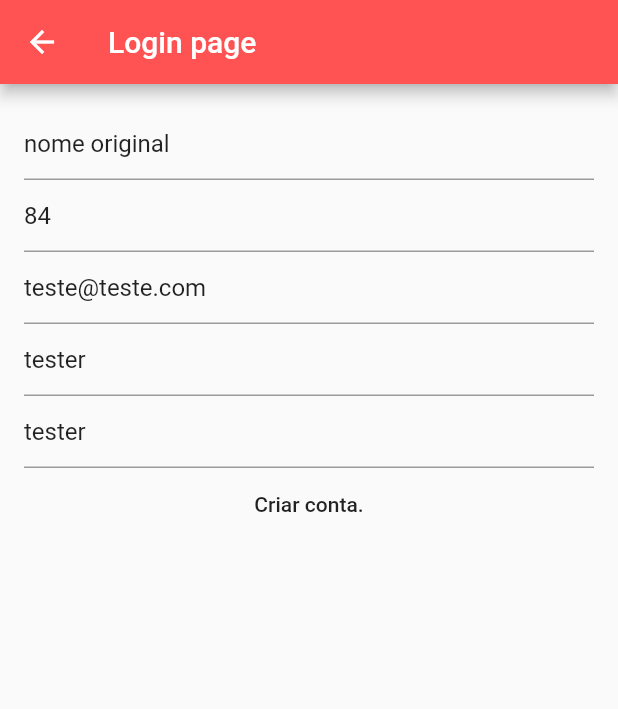
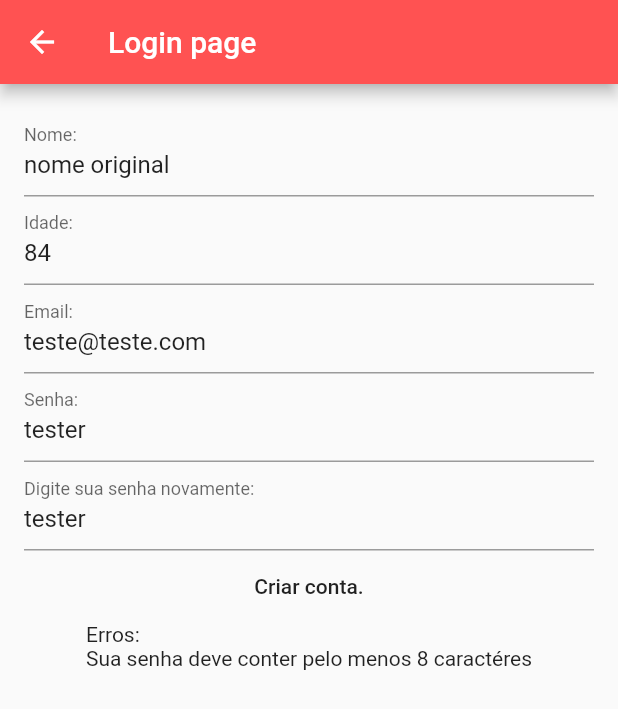
Before and after one commit to NegoPrograma/gamer-tinder, a Flutter app: the Register screen opened by its route, after a tap on "Criar conta.", on a phone screen of 412 x 824 dp. Shown: the top 709 px of the screen. Run offline on Flutter 3.47's test engine with Material 2 defaults, Android fonts, the phone set to English and light mode, and no system bars; our stand-ins replace cloud_firestore, firebase_auth, firebase_core, firebase_storage, flutter_signin_button, geolocator and 2 more; missing offline and left inert: location_permissions; accounts and stored records are empty.

Commit message:
added form validation to profile editing and registering.

```diff
--- a/lib/register.dart
+++ b/lib/register.dart
@@ -1,6 +1,8 @@
 // Copyright 2020, the Chromium project authors.  Please see the AUTHORS file
 // for details. All rights reserved. Use of this source code is governed by a
 // BSD-style license that can be found in the LICENSE file.
+
+import 'dart:async';
 
 import 'package:cloud_firestore/cloud_firestore.dart';
 import 'package:flutter/material.dart';
@@ -28,16 +30,80 @@ class Register extends StatefulWidget {
 }
 
 class _RegisterState extends State<Register> {
-  void validateAccount() async {
+  FirebaseAuth auth = FirebaseAuth.instance;
+  FirebaseFirestore db = FirebaseFirestore.instance;
+  List<String> errors = List<String>();
+  String _errorShowed = "";
+  void checkNullValues(String email, String name, String age, String password,
+      String passwordCopy) {
+    List<String> textFields = List<String>();
+    textFields.add(email);
+    textFields.add(age);
+    textFields.add(name);
+    textFields.add(password);
+    textFields.add(passwordCopy);
+    int i = 0;
+    while (i < textFields.length) {
+      if (textFields[i].isEmpty) {
+        errors.add("Preencha todos os campos.");
+        break;
+      }
+      i++;
+    }
+  }
+
+  void checkPasswordEqualValues(String password, String passwordCopy) {
+    if (!(password.contains(passwordCopy) &&
+        password.length == passwordCopy.length)) {
+      errors.add("As senhas preenchidas são diferentes!");
+    }
+  }
+
+  void checkValidLength(String name, String password) {
+    if (name.length < 3)
+      errors.add("Seu nome deve conter pelo menos 3 caractéres");
+    if (password.length < 8)
+      errors.add("Sua senha deve conter pelo menos 8 caractéres");
+  }
+
+  bool validateData(String email, String name, String age, String password,
+      String passwordCopy) {
+    checkNullValues(email, name, age, password, passwordCopy);
+    checkPasswordEqualValues(password, passwordCopy);
+    checkValidLength(name, password);
+    return errors.length < 0;
+  }
+
+  void callErrors() {
+    StringBuffer errorStringBuffer = StringBuffer();
+    errorStringBuffer.write("Erros: \n");
+    errors.forEach((error) {
+      errorStringBuffer.write(error);
+      errorStringBuffer.write("\n");
+    });
+
+    setState(() {
+      _errorShowed = errorStringBuffer.toString();
+    });
+
+    Timer(Duration(seconds: 10), () {
+      setState(() {
+        errors.removeRange(-1, errors.length);
+        _errorShowed = "";
+      });
+    });
+  }
+
+  void registerAccount() async {
     String email = widget._emailController.text;
     String name = widget._nameController.text;
     String age = widget._ageController.text;
     String password = widget._passwordController.text;
     String passwordCopy = widget._passwordCopyController.text;
-    FirebaseAuth auth = FirebaseAuth.instance;
-    FirebaseFirestore db = FirebaseFirestore.instance;
 
-    if (password == passwordCopy) {
+    bool dataIsValid =
+        await validateData(email, name, age, password, passwordCopy);
+    if (dataIsValid) {
       try {
         UserCredential userCredential = await auth
             .createUserWithEmailAndPassword(email: email, password: password);
@@ -55,19 +121,13 @@ class _RegisterState extends State<Register> {
             "longitude": userPos.longitude
           }
         };
-        print(
-            "------------------CREDENTIALSSSSSSSSSSSSSSSSSSSSSSSSSS----------" +
-                userCredential.user.uid);
-        await db
-            .collection("appUsers")
-            .doc(userCredential.user.uid)
-            .set(data)
-            .then((value) => print("------------USER ADDED------------"))
-            .catchError((onError) => print("deu merda: $onError"));
+        await db.collection("appUsers").doc(userCredential.user.uid).set(data);
         enterHomeScreen(context);
       } catch (e) {
-        print("operation faild: $e");
+        print("operation failed: $e");
       }
+    } else {
+      callErrors();
     }
   }
 
@@ -89,17 +149,36 @@ class _RegisterState extends State<Register> {
       ),
       body: Container(
         padding: EdgeInsets.all(16),
-        child: Column(
-          children: [
-            TextField(controller: widget._nameController),
-            TextField(controller: widget._ageController),
-            TextField(controller: widget._emailController),
-            TextField(controller: widget._passwordController),
-            TextField(controller: widget._passwordCopyController),
-            FlatButton(
-                onPressed: () => validateAccount(),
-                child: Text("Criar conta.")),
-          ],
+        child: SingleChildScrollView(
+          child: Column(
+            children: [
+              TextField(
+                controller: widget._nameController,
+                decoration: InputDecoration(labelText: "Nome:"),
+              ),
+              TextField(
+                controller: widget._ageController,
+                decoration: InputDecoration(labelText: "Idade:"),
+              ),
+              TextField(
+                controller: widget._emailController,
+                decoration: InputDecoration(labelText: "Email:"),
+              ),
+              TextField(
+                controller: widget._passwordController,
+                decoration: InputDecoration(labelText: "Senha:"),
+              ),
+              TextField(
+                controller: widget._passwordCopyController,
+                decoration:
+                    InputDecoration(labelText: "Digite sua senha novamente:"),
+              ),
+              FlatButton(
+                  onPressed: () => registerAccount(),
+                  child: Text("Criar conta.")),
+              Text(_errorShowed),
+            ],
+          ),
         ),
       ),
     );
```
Also changed, not shown: lib/tabs/profile.dart (+75 -6 lines), 1 other file.
